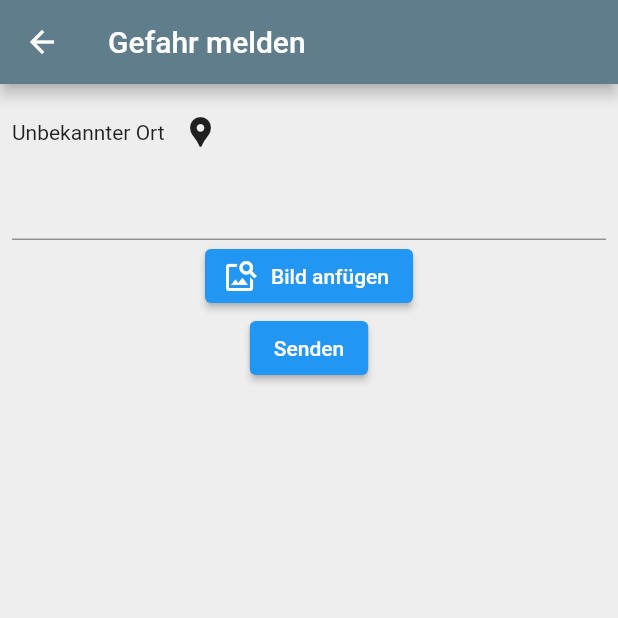
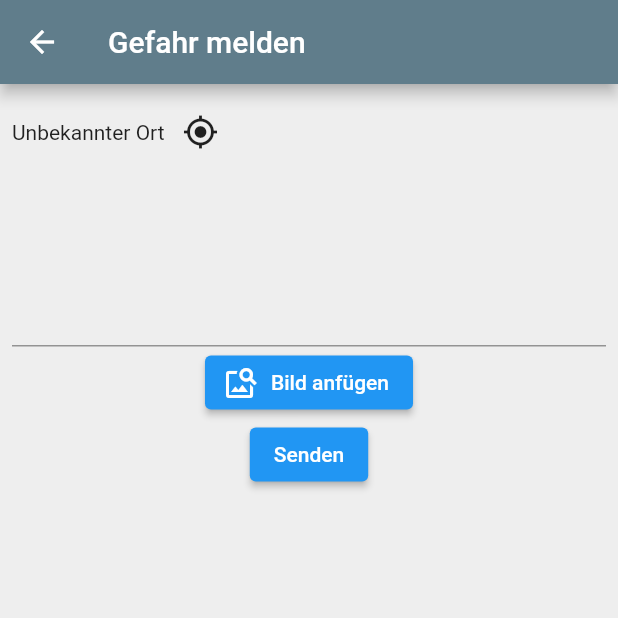
Before and after one commit to scherben-boot/Scherben.Boot, a Flutter app: the screen it shows after launch, after a tap on "Melde eine Gefahr", on a phone screen of 412 x 824 dp, the top half of it. Run offline on Flutter 3.47's test engine with Material 2 defaults, Android fonts, the phone set to English and light mode, and no system bars; our stand-ins replace geocoding, google_fonts, kiwi, location.

Commit message:
TextForm design changes, Bool

```diff
--- a/lib/views/components/location_form_field.dart
+++ b/lib/views/components/location_form_field.dart
@@ -33,7 +33,7 @@ class LocationFormField extends FormField<Point?> {
                                   .getCurrentUserLocation();
                               state.didChange(location);
                             },
-                            icon: Icon(Icons.location_pin),
+                            icon: Icon(Icons.my_location_outlined),
                           )
                         ],
                       )
--- a/lib/views/home_view.dart
+++ b/lib/views/home_view.dart
@@ -20,6 +20,8 @@ class _HomeState extends State<Home> {
   final proposal = new ReportMetadata(
       "Proposal", "sommeref@dhbw-loerrach.de", "Neuer Vorschlag");
 
+  bool isWithinBoundaries = false;
+
   @override
   Widget build(BuildContext context) {
     return Scaffold(
@@ -37,7 +39,12 @@ class _HomeState extends State<Home> {
           title: Text('Scherben Boot',
               style:
                   GoogleFonts.dancingScript(color: Colors.white, fontSize: 30)),
-      ),
+          actions: <Widget>[
+            IconButton(
+              icon: Icon(Icons.my_location_outlined),
+              onPressed: () {},
+            )
+          ]),
       body: Column(children: [
         Flexible(
           flex: 3,
--- a/lib/views/reporting_view.dart
+++ b/lib/views/reporting_view.dart
@@ -50,6 +50,8 @@ class _ReportingViewState extends State<ReportingView> {
                     return null;
                   },
                   controller: _descriptionController,
+                  minLines: 5,
+                  maxLines: 10,
                 ),
                 ElevatedButton.icon(
                     onPressed: () {},
```
Also changed, not shown: pubspec.lock, 7 other files. Lines whose indentation alone changed are shown as unchanged.
